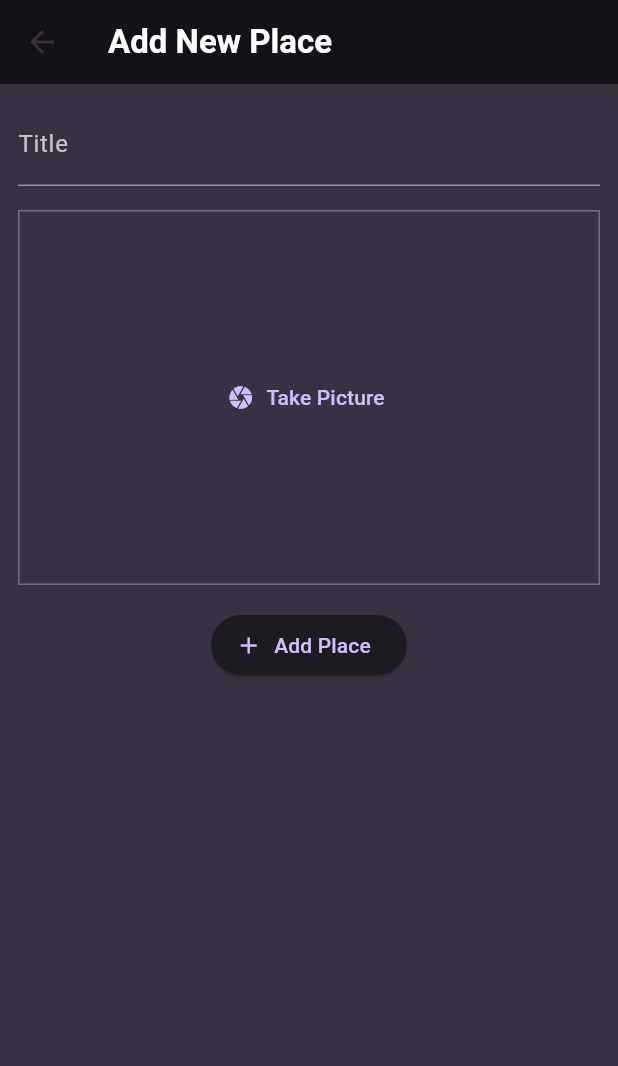
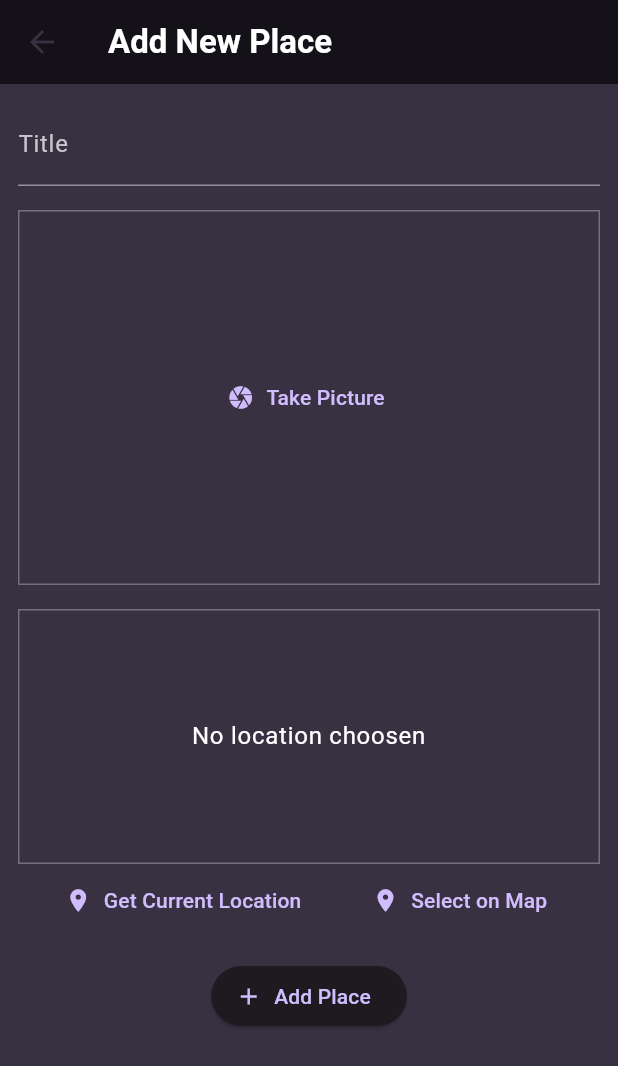
Before and after one commit to iv-kovatchev/flutter-course, a Flutter app: the AddPlaceScreen screen opened directly, on a phone screen of 412 x 824 dp. Shown: the top 1066 px of the screen. Run offline on Flutter 3.47's test engine with Material 3 defaults, Android fonts, the phone set to English and light mode, and no system bars; our stand-ins replace flutter_riverpod, google_fonts, image_picker, location, transparent_image; missing offline and left inert: dart:ffi.

Commit message:
add location_input widget and location package

```diff
--- a/favorite_places/lib/models/place.dart
+++ b/favorite_places/lib/models/place.dart
@@ -4,10 +4,20 @@ import 'package:uuid/uuid.dart';
 
 const uuid = Uuid();
 
+class PlaceLocation {
+  final double latitude;
+  final double longitude;
+  final String address;
+
+  PlaceLocation(this.latitude, this.longitude, this.address);
+}
+
 class Place {
   final String id;
   final String title;
   final File image;
+  final PlaceLocation location;
 
-  Place(this.title, this.image) : id = uuid.v4();
+
+  Place(this.title, this.image, this.location) : id = uuid.v4();
 }
--- a/favorite_places/lib/providers/user_places.dart
+++ b/favorite_places/lib/providers/user_places.dart
@@ -6,8 +6,8 @@ import 'package:flutter_riverpod/flutter_riverpod.dart';
 class UserPlacesNotifier extends StateNotifier<List<Place>> {
   UserPlacesNotifier() : super(const []);
 
-  void addPlace(String title, File file) {
-    final newPlace = Place(title, file);
+  void addPlace(String title, File file, PlaceLocation location) {
+    final newPlace = Place(title, file, location);
 
     state = [newPlace, ...state];
   }
--- a/favorite_places/lib/screens/add_place.dart
+++ b/favorite_places/lib/screens/add_place.dart
@@ -1,7 +1,9 @@
 import 'dart:io';
 
+import 'package:favorite_places/models/place.dart';
 import 'package:favorite_places/providers/user_places.dart';
 import 'package:favorite_places/widgets/image_input.dart';
+import 'package:favorite_places/widgets/location_input.dart';
 import 'package:flutter/material.dart';
 import 'package:flutter_riverpod/flutter_riverpod.dart';
 
@@ -17,6 +19,7 @@ class AddPlaceScreen extends ConsumerStatefulWidget {
 class _AddPlaceScreenState extends ConsumerState<AddPlaceScreen> {
   final _titleController = TextEditingController();
   File? _selectedImage;
+  PlaceLocation? _selectedLocation;
 
   @override
   void dispose() {
@@ -32,7 +35,9 @@ class _AddPlaceScreenState extends ConsumerState<AddPlaceScreen> {
       return;
     }
 
-    ref.read(userPlacesProvider.notifier).addPlace(enteredTitle, _selectedImage!);
+    ref
+        .read(userPlacesProvider.notifier)
+        .addPlace(enteredTitle, _selectedImage!, _selectedLocation!);
     Navigator.of(context).pop();
   }
 
@@ -71,6 +76,14 @@ class _AddPlaceScreenState extends ConsumerState<AddPlaceScreen> {
             const SizedBox(
               height: 16,
             ),
+            LocationInput(
+              (location) {
+                _selectedLocation = location;
+              },
+            ),
+            const SizedBox(
+              height: 16,
+            ),
             ElevatedButton.icon(
               icon: const Icon(Icons.add),
               onPressed: _savePlace,
--- /dev/null
+++ b/favorite_places/lib/widgets/location_input.dart
@@ -0,0 +1,143 @@
+import 'dart:convert';
+
+import 'package:favorite_places/models/place.dart';
+import 'package:flutter/material.dart';
+import 'package:location/location.dart';
+import 'package:http/http.dart' as http;
+
+class LocationInput extends StatefulWidget {
+  final void Function(PlaceLocation location) onSelectLocation;
+
+  const LocationInput(this.onSelectLocation, {super.key});
+
+  @override
+  State<StatefulWidget> createState() {
+    return _LocationInputState();
+  }
+}
+
+class _LocationInputState extends State<LocationInput> {
+  PlaceLocation? _pickedLocation;
+  var _isGettingLocaiton = false;
+
+  String get locationImage {
+    if (_pickedLocation == null) {
+      return '';
+    }
+
+    final lat = _pickedLocation!.latitude;
+    final lng = _pickedLocation!.longitude;
+    return 'https://maps.googleapis.com/maps/api/staticmap?center=$lat,$lng=&zoom=16&size=600x300&maptype=roadmap&markers=color:red%7Clabel:A%7C$lat,$lng&key=AIzaSyCzVx3REd1xOq_woe18MxQuU54Iw_dq--M';
+  }
+
+  void _getCurrentLocation() async {
+    Location location = Location();
+
+    bool serviceEnabled;
+    PermissionStatus permissionGranted;
+    LocationData locationData;
+
+    serviceEnabled = await location.serviceEnabled();
+
+    if (!serviceEnabled) {
+      serviceEnabled = await location.requestService();
+
+      if (!serviceEnabled) {
+        return;
+      }
+    }
+
+    permissionGranted = await location.hasPermission();
+
+    if (permissionGranted == PermissionStatus.denied) {
+      permissionGranted = await location.requestPermission();
+
+      if (permissionGranted != PermissionStatus.granted) {
+        return;
+      }
+    }
+
+    setState(() {
+      _isGettingLocaiton = true;
+    });
+
+    locationData = await location.getLocation();
+
+    final lat = locationData.latitude;
+    final lng = locationData.longitude;
+
+    if (lat == null || lng == null) {
+      return;
+    }
+
+    final url = Uri.parse(
+        'https://maps.googleapis.com/maps/api/geocode/json?latlng=$lat,$lng&key=AIzaSyCzVx3REd1xOq_woe18MxQuU54Iw_dq--M');
+    final response = await http.get(url);
+    final resData = json.decode(response.body);
+    final address = resData['results'][0]['formatted_address'];
+
+    setState(() {
+      _pickedLocation = PlaceLocation(lat, lng, address);
+      _isGettingLocaiton = false;
+    });
+
+    widget.onSelectLocation(_pickedLocation!);
+  }
+
+  @override
+  Widget build(BuildContext context) {
+    Widget previewContent = Text(
+      'No location choosen',
+      textAlign: TextAlign.center,
+      style: Theme.of(context)
+          .textTheme
+          .bodyLarge!
+          .copyWith(color: Theme.of(context).colorScheme.onPrimary),
+    );
+
+    if (_pickedLocation != null) {
+      previewContent = Image.network(
+        locationImage,
+        fit: BoxFit.cover,
+        width: double.infinity,
+        height: double.infinity,
+      );
+    }
+
+    if (_isGettingLocaiton) {
+      previewContent = const CircularProgressIndicator();
+    }
+
+    return Column(
+      children: [
+        Container(
+          alignment: Alignment.center,
+          height: 170,
+          width: double.infinity,
+          decoration: BoxDecoration(
+            border: Border.all(
+              width: 1,
+              color: Theme.of(context).colorScheme.onPrimary.withOpacity(0.3),
+            ),
+          ),
+          child: previewContent,
+        ),
+        Row(
+          mainAxisAlignment: MainAxisAlignment.spaceEvenly,
+          children: [
+            TextButton.icon(
+              onPressed: _getCurrentLocation,
+              icon: const Icon(Icons.location_on),
+              label: const Text('Get Current Location'),
+            ),
+            TextButton.icon(
+              onPressed: () {},
+              label: const Text('Select on Map'),
+              icon: const Icon(Icons.location_on),
+            ),
+          ],
+        )
+      ],
+    );
+  }
+}
--- a/favorite_places/pubspec.yaml
+++ b/favorite_places/pubspec.yaml
@@ -39,6 +39,8 @@ dependencies:
   uuid: ^4.5.1
   flutter_riverpod: ^2.6.1
   image_picker: ^1.1.2
+  location: ^7.0.1
+  http: ^1.2.2
 
 dev_dependencies:
   flutter_test:
```
Also changed, not shown: favorite_places/pubspec.lock, 2 other files.
